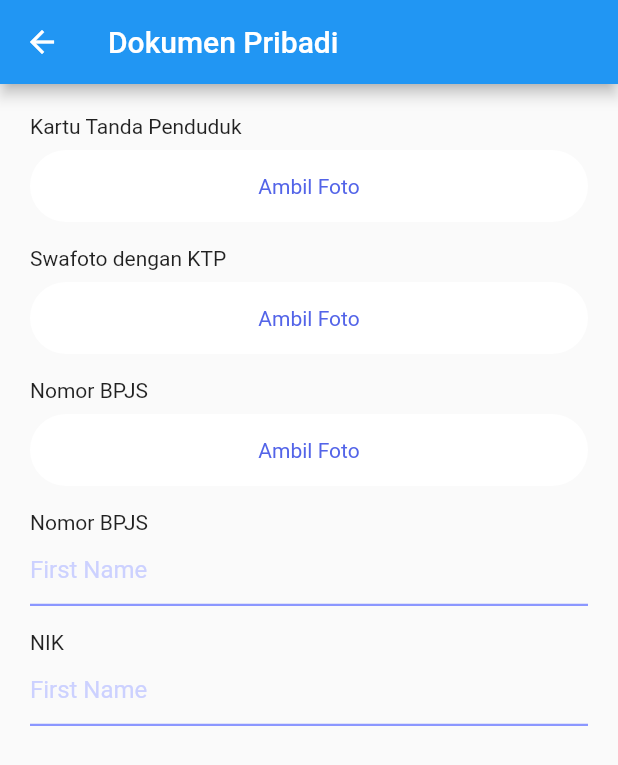
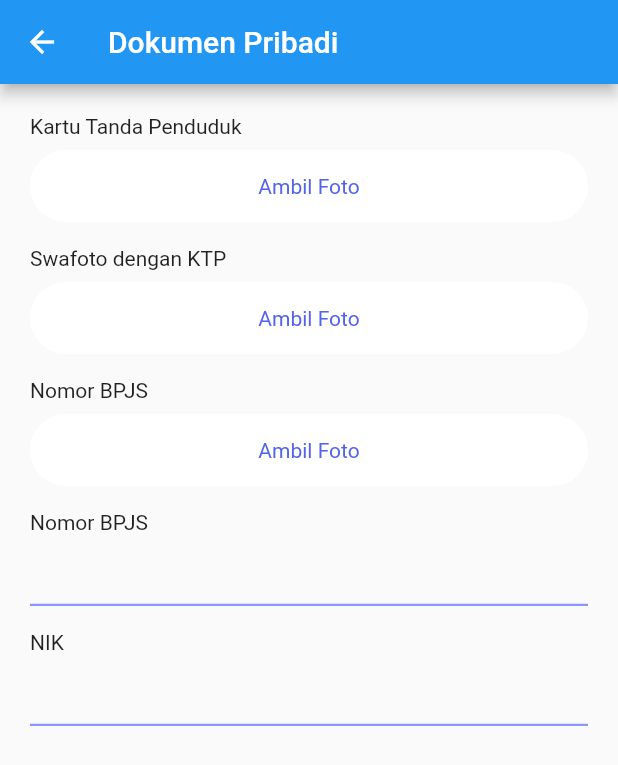
Before and after one commit to Doremu/Health-e, a Flutter app: the PersonalDocument screen opened by its route, on a phone screen of 412 x 824 dp. Shown: the top 765 px of the screen. Run offline on Flutter 3.47's test engine with Material 2 defaults, Android fonts, the phone set to English and light mode, and no system bars; our stand-ins replace cloud_firestore, curved_navigation_bar, firebase_auth, firebase_database, firebase_storage, fluttertoast and 1 more; missing offline and left inert: health; accounts and stored records are empty.

Commit message:
ganti warna dan placeholder

```diff
--- a/lib/main/personaldocument.dart
+++ b/lib/main/personaldocument.dart
@@ -83,10 +83,10 @@ class _PersonalDocumentState extends State<PersonalDocument> {
                   width: 3.0
               ),
             ),
-            hintText: "First Name",
+            hintText: "",
             hintStyle: TextStyle(color: ColorPalette.hintColor),
           ),
-          style: TextStyle(color: Colors.white),
+          style: TextStyle(color: Colors.blueAccent),
           autofocus: false,
         ),
         Padding(padding: EdgeInsets.only(top: 16.0))
```
